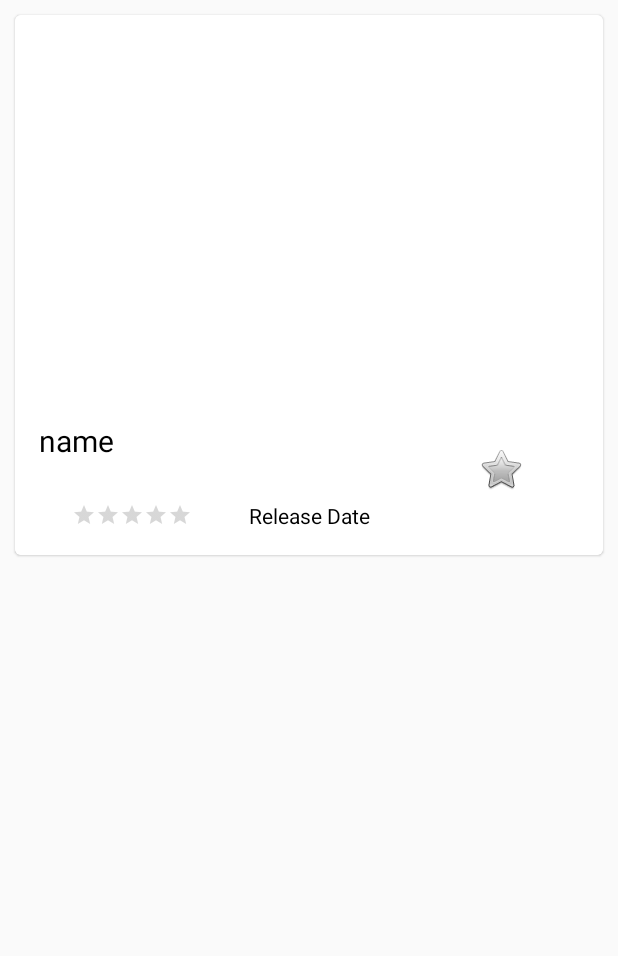
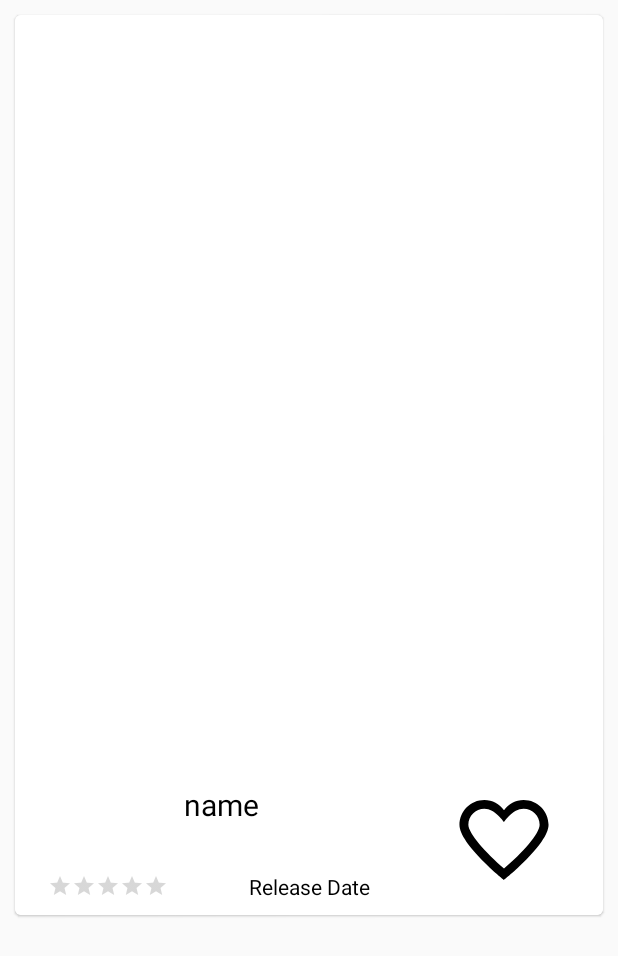
Before and after one commit to kindred-code/MovieRama, an Android app: the layout item_movies.xml on its own in the app's theme, with its tools: preview values and no code run, on a phone screen of 412 x 824 dp. Shown: the top 956 px of the screen. Run offline under Robolectric (Android 15) with nearby library versions, the phone set to English and light mode, and no system bars.

Commit message:
Fixed Card Sizes

```diff
--- a/app/src/main/res/layout/item_movies.xml
+++ b/app/src/main/res/layout/item_movies.xml
@@ -5,28 +5,28 @@
 
     <com.google.android.material.card.MaterialCardView
         android:layout_width="match_parent"
-        android:layout_height="360dp"
+        android:layout_height="600dp"
         android:layout_margin="10dp"
         android:minHeight="?listPreferredItemHeightLarge"
         app:cardCornerRadius="4dp">
 
         <androidx.constraintlayout.widget.ConstraintLayout
             android:layout_width="match_parent"
-            android:layout_height="match_parent"
+            android:layout_height="600dp"
             android:background="@color/card_color"
             android:minHeight="?listPreferredItemHeightLarge">
 
 
             <TextView
                 android:id="@+id/movie_title_display"
-                android:layout_width="231dp"
-                android:layout_height="45dp"
+                android:layout_width="243dp"
+                android:layout_height="53dp"
                 android:layout_marginStart="16dp"
-                android:layout_marginTop="16dp"
                 android:layout_weight="1"
                 android:foregroundGravity="center_horizontal"
                 android:gravity="fill_horizontal|center_vertical"
                 android:lines="2"
+                android:textAlignment="center"
                 android:textColor="@color/black"
                 android:textSize="20sp"
                 app:layout_constraintStart_toStartOf="parent"
@@ -35,21 +35,22 @@
 
             <ImageView
                 android:id="@+id/movie_icon_display"
-                android:layout_width="0dp"
-                android:layout_height="245dp"
+                android:layout_width="match_parent"
+                android:layout_height="500dp"
+                android:contentDescription="@string/movie_poster"
                 app:layout_constraintCircleRadius="80dp"
                 app:layout_constraintEnd_toEndOf="parent"
-                app:layout_constraintHorizontal_bias="0.5"
                 app:layout_constraintStart_toStartOf="parent"
                 app:layout_constraintTop_toTopOf="parent"
-                tools:tint="#f9a920"
-                android:contentDescription="@string/movie_poster" />
+                tools:tint="#f9a920" />
 
             <RatingBar
                 android:id="@+id/rating"
                 style="?android:attr/ratingBarStyleSmall"
                 android:layout_width="wrap_content"
                 android:layout_height="wrap_content"
+                android:layout_marginTop="8dp"
+                android:layout_marginEnd="32dp"
                 android:isIndicator="true"
                 android:numStars="5"
                 android:stepSize="0.1"
@@ -62,6 +63,7 @@
                 android:id="@+id/release_date_display"
                 android:layout_width="wrap_content"
                 android:layout_height="wrap_content"
+                android:layout_marginTop="8dp"
                 android:text="@string/release_date"
                 android:textColor="@color/black"
                 app:layout_constraintBottom_toBottomOf="parent"
@@ -71,18 +73,17 @@
 
             <ImageButton
                 android:id="@+id/favourite_button"
-                android:layout_width="wrap_content"
-                android:layout_height="wrap_content"
-                android:layout_marginStart="8dp"
+                android:layout_width="62dp"
+                android:layout_height="53dp"
                 android:layout_marginTop="32dp"
                 android:layout_marginBottom="32dp"
                 android:backgroundTint="@color/card_color"
+                android:contentDescription="@string/favourite_button"
                 app:layout_constraintBottom_toBottomOf="parent"
                 app:layout_constraintEnd_toEndOf="parent"
                 app:layout_constraintStart_toEndOf="@+id/movie_title_display"
                 app:layout_constraintTop_toBottomOf="@+id/movie_icon_display"
-                app:srcCompat="@android:drawable/btn_star_big_off"
-                android:contentDescription="@string/favourite_button" />
+                app:srcCompat="@drawable/favourite_false_foreground" />
 
 
         </androidx.constraintlayout.widget.ConstraintLayout>
```
Also changed, not shown: app/src/main/res/layout/item_movies_search.xml (+12 -13 lines).
